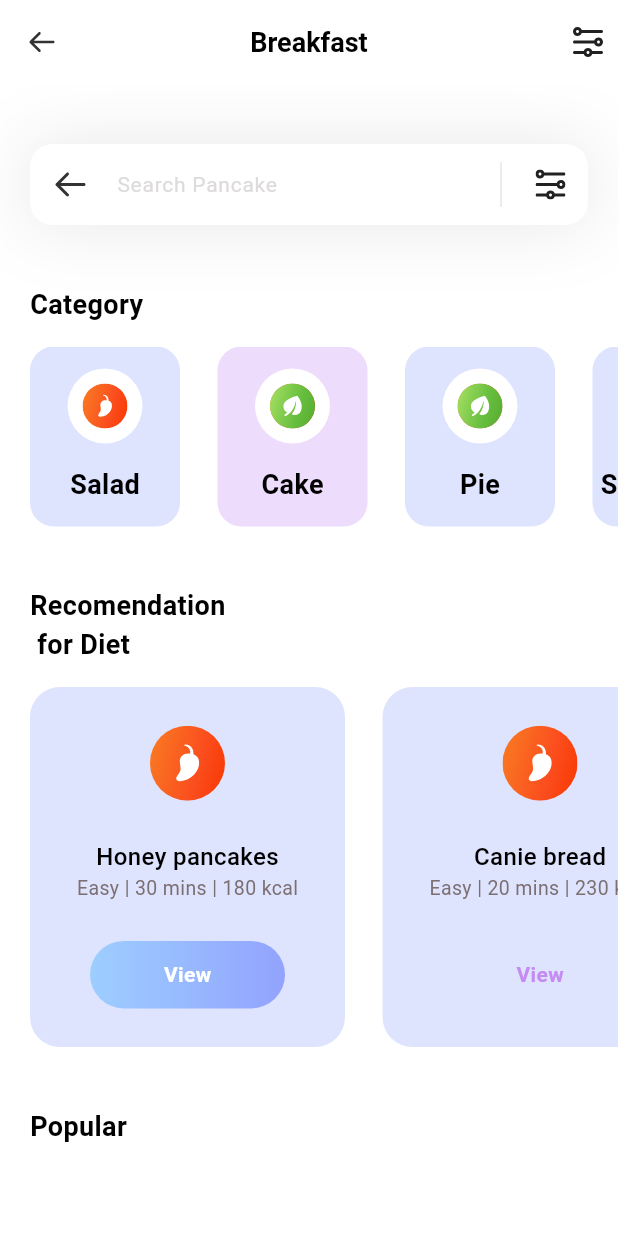
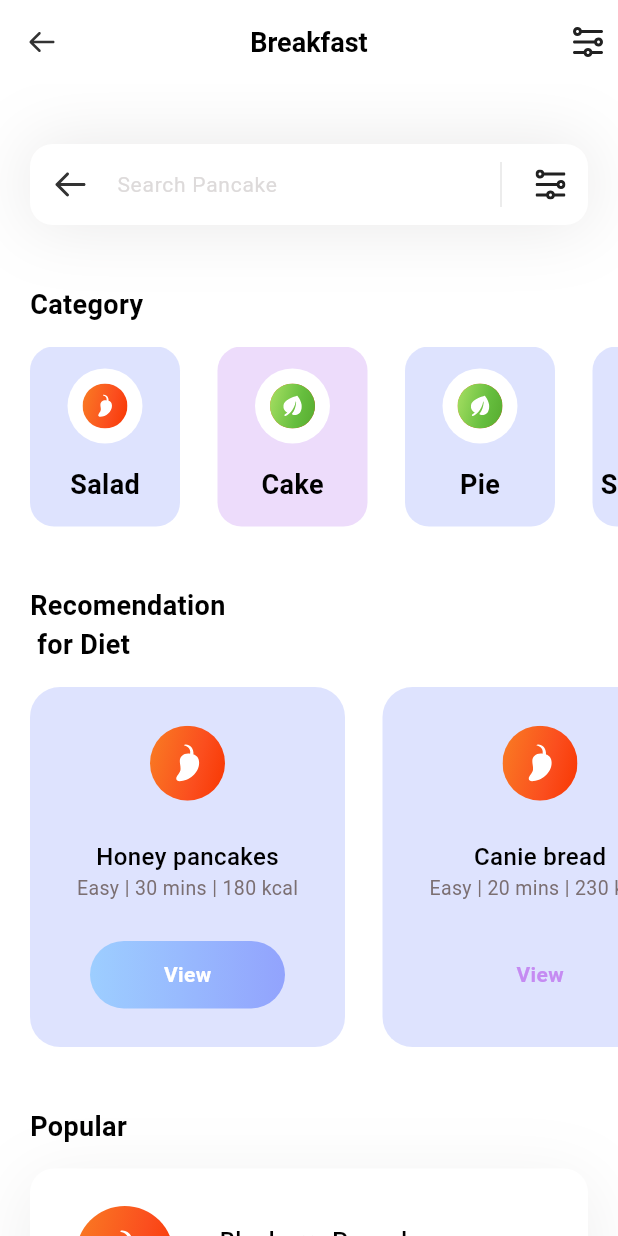
Before and after one commit to Avdors/fitness, a Flutter app: the screen it shows after launch, on a phone screen of 412 x 824 dp. Run offline on Flutter 3.47's test engine with Material 3 defaults, Android fonts, the phone set to English and light mode, and no system bars; our stand-ins replace flutter_svg; Roboto replaces fonts that are missing (poppins).

Commit message:
end develop

```diff
--- a/lib/models/popular_model.dart
+++ b/lib/models/popular_model.dart
@@ -24,7 +24,7 @@ class PopularDietModel {
 
     popularDiets.add(PopularDietModel(
       name: "Bluebarry Pancakes",
-      iconPath: "assets/icon/popular.svg",
+      iconPath: "assets/icon/category.svg",
       level: "Medium",
       duration: "30 mins",
       calories: "230 kcal",
--- a/lib/pages/home.dart
+++ b/lib/pages/home.dart
@@ -42,7 +42,7 @@ class _HomePageState extends State<HomePage> {
 
   @override
   Widget build(BuildContext context) {
-    initState(); // обновляем список категорий при каждом построении виджета и список диет
+    _getInitialInfo(); // обновляем список категорий при каждом построении виджета и список диет
     return Scaffold(
       appBar: appBar(), // используем метод appBar для создания AppBar
       backgroundColor: Colors.white, // цвет фона страницы в каркассе
@@ -71,7 +71,8 @@ class _HomePageState extends State<HomePage> {
             ),
           ],
         ),
-        SizedBox(height: 40), // отступ между заголовком и секцией с популярными диетами
+        SizedBox(height: 15), // отступ между заголовком и секцией с популярными диетами
+        _popularList(popularDiets: popularDiets)
         ],
       ),
     );
@@ -187,6 +188,87 @@ class _HomePageState extends State<HomePage> {
     )
     ],
   );
+  }
+}
+
+class _popularList extends StatelessWidget {
+  const _popularList({
+    super.key,
+    required this.popularDiets,
+  });
+
+  final List<PopularDietModel> popularDiets;
+
+  @override
+  Widget build(BuildContext context) {
+    return ListView.separated(
+      itemCount: popularDiets.length,
+      shrinkWrap: true, // позволяет ListView занимать только необходимое пространство
+      separatorBuilder: (context, index) => SizedBox(height: 25,), // отступ между элементами
+      padding: EdgeInsets.only(left: 20, right: 20), // отступы слева и справа
+      itemBuilder: (context, index){
+        return Container(
+          height: 115,
+          decoration: BoxDecoration(
+            color: popularDiets[index].viewIsSelected! ? Colors.white : Colors.transparent, // цвет фона
+
+            borderRadius: BorderRadius.circular(16), // скругление углов
+            boxShadow: popularDiets[index].viewIsSelected!
+              ? [
+                  BoxShadow(
+                    color: Color(0xff1D1617).withOpacity(0.07), // цвет тени с прозрачностью
+                    spreadRadius: 2, // расстояние от границы до тени
+                    offset: Offset(0, 10),// смещение тени от границы
+                    blurRadius: 40, // радиус размытия тени
+                  )
+                ]
+              : [],
+          ),
+          child: Row(
+            mainAxisAlignment: MainAxisAlignment.spaceEvenly, // выравнивание по горизонтали
+
+            children: [
+              SvgPicture.asset(popularDiets[index].iconPath ?? '', // иконка диеты
+                  width: 65, // ширина иконки
+                  height: 65, // высота иконки
+              ),
+              Column(
+                crossAxisAlignment: CrossAxisAlignment.start, // выравнивание по вертикали по левому краю,
+                mainAxisAlignment: MainAxisAlignment.center, // выравнивание по вертикали по центру
+                children: [
+                  Text(popularDiets[index].name ?? '',
+                    style: TextStyle(
+                      color: Colors.black, // цвет текста
+                      fontSize: 16, // размер шрифта
+                      fontWeight: FontWeight.w500, // полужирный шрифт
+                    )
+                  ),
+                  Text('${popularDiets[index].level ?? ''}|${popularDiets[index].duration ?? ''}|${popularDiets[index].calories ?? ''}',
+
+                    style: TextStyle(
+                      color: Color(0xff7B6F72), // цвет текста
+                      fontSize: 13, // размер шрифта
+                      fontWeight: FontWeight.w400, // полужирный шрифт
+                    )
+                  )
+                ],), // иконка популярной диеты
+                GestureDetector(
+                  onTap: (){
+
+                  },
+                  child: SvgPicture.asset(
+                    'assets/icon/Plus.svg',
+                    width: 30, // ширина иконки кнопки
+                    height: 30, // высота иконки кнопки
+                  )
+                )
+
+            ],
+          ),
+        );
+
+      },
+    );
   }
 }
 
--- a/pubspec.yaml
+++ b/pubspec.yaml
@@ -64,6 +64,8 @@ flutter:
     - assets/icon/menu.svg
     - assets/icon/category.svg
     - assets/icon/listgreen.svg
+    - assets/icon/popular.svg
+    - assets/icon/Plus.svg
 
 
   # An image asset can refer to one or more resolution-specific "variants", see
```
Also changed, not shown: assets/icon/Plus.svg (added), assets/icon/popular.svg (added).
